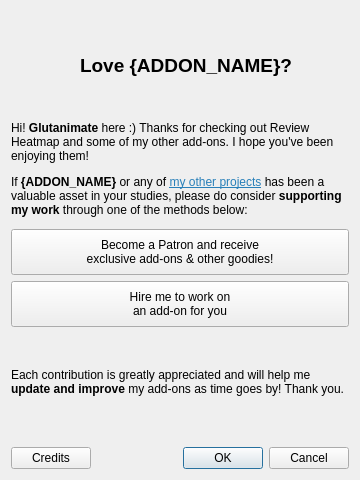
First picture: the form in designer/contrib.ui, repository glutanimate/review-heatmap, before the edit.
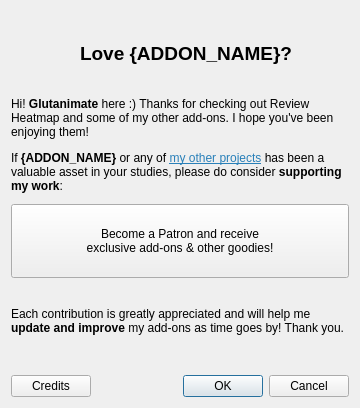
Second picture: the form after the edit. Icons and pictures are not drawn.

What changed in the file:
```diff
--- a/designer/contrib.ui
+++ b/designer/contrib.ui
@@ -7,7 +7,7 @@
     <x>0</x>
     <y>0</y>
     <width>360</width>
-    <height>480</height>
+    <height>408</height>
    </rect>
   </property>
   <property name="sizePolicy">
@@ -97,7 +97,7 @@
         </sizepolicy>
        </property>
        <property name="text">
-        <string>&lt;html&gt;&lt;head/&gt;&lt;body&gt;&lt;p&gt;Hi! &lt;span style=&quot; font-weight:600;&quot;&gt;Glutanimate&lt;/span&gt; here :) Thanks for checking out Review Heatmap and some of my other add-ons. I hope you've been enjoying them! &lt;/p&gt;&lt;p&gt;If &lt;span style=&quot; font-weight:600;&quot;&gt;{ADDON_NAME}&lt;/span&gt; or any of &lt;a href=&quot;action://installed-addons&quot;&gt;&lt;span style=&quot; text-decoration: underline; color:#2980b9;&quot;&gt;my other projects&lt;/span&gt;&lt;/a&gt; has been a valuable asset in your studies, please do consider &lt;span style=&quot; font-weight:600;&quot;&gt;supporting my work&lt;/span&gt; through one of the methods below:&lt;/p&gt;&lt;/body&gt;&lt;/html&gt;</string>
+        <string>&lt;html&gt;&lt;head/&gt;&lt;body&gt;&lt;p&gt;Hi! &lt;strong&gt;Glutanimate&lt;/strong&gt; here :) Thanks for checking out Review Heatmap and some of my other add-ons. I hope you've been enjoying them! &lt;/p&gt;&lt;p&gt;If &lt;strong&gt;{ADDON_NAME}&lt;/strong&gt; or any of &lt;a href=&quot;action://installed-addons&quot;&gt;&lt;span style=&quot; text-decoration: underline; color:#2980b9;&quot;&gt;my other projects&lt;/span&gt;&lt;/a&gt; has been a valuable asset in your studies, please do consider &lt;strong&gt;supporting my work&lt;/strong&gt;:&lt;/p&gt;&lt;/body&gt;&lt;/html&gt;</string>
        </property>
        <property name="wordWrap">
         <bool>true</bool>
@@ -152,33 +152,6 @@
          </property>
         </widget>
        </item>
-       <item row="2" column="0" colspan="2">
-        <widget class="QPushButton" name="btnMail">
-         <property name="sizePolicy">
-          <sizepolicy hsizetype="Expanding" vsizetype="Minimum">
-           <horstretch>0</horstretch>
-           <verstretch>0</verstretch>
-          </sizepolicy>
-         </property>
-         <property name="toolTip">
-          <string>&lt;html&gt;Feel free to send me an email with your idea – be it a new add-on or feature in an existing add-on – and we can work things out.&lt;/html&gt;</string>
-         </property>
-         <property name="text">
-          <string>Hire me to work on
-an add-on for you</string>
-         </property>
-         <property name="icon">
-          <iconset resource="../resources/icons.qrc">
-           <normaloff>:/review_heatmap/icons/email.svg</normaloff>:/review_heatmap/icons/email.svg</iconset>
-         </property>
-         <property name="iconSize">
-          <size>
-           <width>32</width>
-           <height>14</height>
-          </size>
-         </property>
-        </widget>
-       </item>
       </layout>
      </item>
      <item>
@@ -190,7 +163,7 @@
         </sizepolicy>
        </property>
        <property name="text">
-        <string>&lt;html&gt;&lt;head/&gt;&lt;body&gt;&lt;p&gt;Each contribution is greatly appreciated and will help me &lt;span style=&quot; font-weight:600;&quot;&gt;update and improve&lt;/span&gt; my add-ons as time goes by! Thank you.&lt;/p&gt;&lt;/body&gt;&lt;/html&gt;</string>
+        <string>&lt;html&gt;&lt;head/&gt;&lt;body&gt;&lt;p&gt;Each contribution is greatly appreciated and will help me &lt;strong&gt;update and improve&lt;/strong&gt; my add-ons as time goes by! Thank you.&lt;/p&gt;&lt;/body&gt;&lt;/html&gt;</string>
        </property>
        <property name="wordWrap">
         <bool>true</bool>
```
Left out of the diff: 1 changed line with no effect on the pictures.
